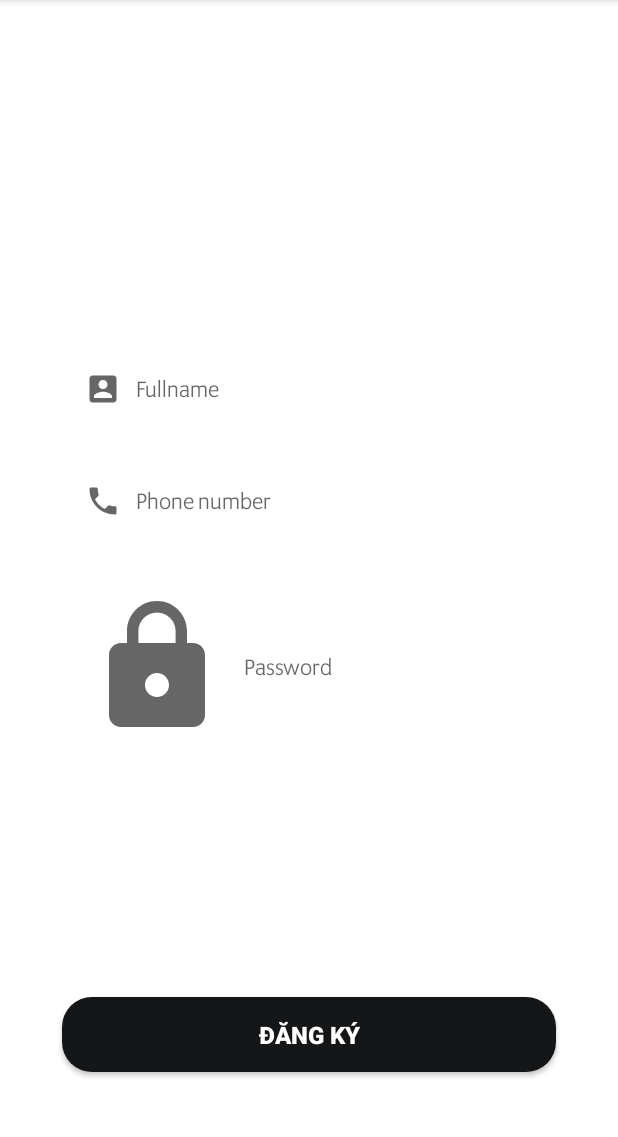
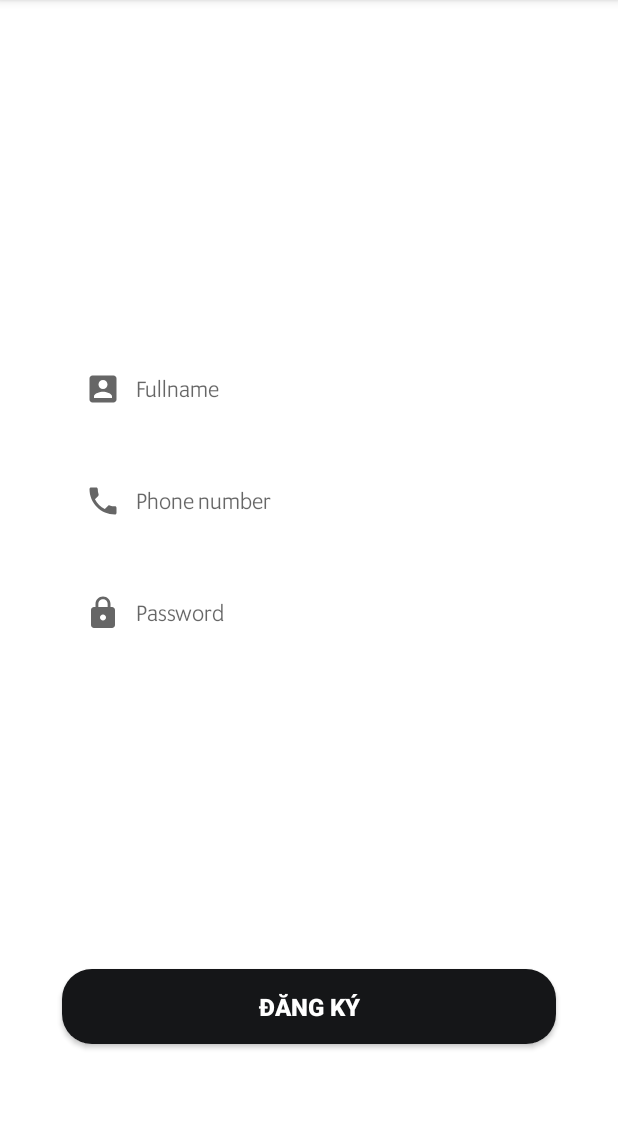
Before and after one commit to Jiyur/Project_Coffee, an Android app: the fragment SignupTabFragment shown on its own in the app's theme, on a phone screen of 412 x 824 dp, the part 84-1221 px from its top. Run offline under Robolectric (Android 15) with nearby library versions, the phone set to English and light mode, and no system bars; our stand-ins replace Firebase (no records; nobody signed in at launch, a user with empty details on screens opened directly).

Commit message:
icon fixing

```diff
--- a/app/src/main/java/com/example/project_login/Activities/LoginSignup/LoginActivity.java
+++ b/app/src/main/java/com/example/project_login/Activities/LoginSignup/LoginActivity.java
@@ -27,9 +27,7 @@ public class LoginActivity extends AppCompatActivity {
         //Binding View
         tabLayout=findViewById(R.id.tab_layout);
         viewPager=findViewById(R.id.view_pager);
-//        fb=findViewById(R.id.fab_facebook);
-//        twitter=findViewById(R.id.fab_twitter);
-//        google=findViewById(R.id.fab_google);
+//
 
         tabLayout.setTabGravity(TabLayout.GRAVITY_FILL);
 
--- a/app/src/main/java/com/example/project_login/Activities/LoginSignup/VerifyOTPActivity.java
+++ b/app/src/main/java/com/example/project_login/Activities/LoginSignup/VerifyOTPActivity.java
@@ -72,7 +72,7 @@ public class VerifyOTPActivity extends AppCompatActivity {
 
                 if(verificationId!=null){
                     buttonVerify.setVisibility(View.INVISIBLE);
-                    PhoneAuthCredential phoneAuthCredential= PhoneAuthProvider.getCredential(
+                    PhoneAuthCredential phoneAuthCredential=PhoneAuthProvider.getCredential(
                             verificationId,
                             code
                     );
--- a/app/src/main/res/layout/login_tab_fragment.xml
+++ b/app/src/main/res/layout/login_tab_fragment.xml
@@ -36,6 +36,7 @@
         android:backgroundTint="@color/white"
         android:layout_height="wrap_content"
         android:hint="Password"
+        android:inputType="textPassword"
         android:letterSpacing="0.03"
         android:textSize="16sp"
         android:fontFamily="@font/otk"
--- a/app/src/main/res/layout/signup_tab_fragment.xml
+++ b/app/src/main/res/layout/signup_tab_fragment.xml
@@ -58,7 +58,7 @@
     <EditText
         android:inputType="textPassword"
         android:drawablePadding="10dp"
-        android:drawableLeft="@drawable/general_lock_icon"
+        android:drawableLeft="@drawable/lock_24"
         android:id="@+id/password"
         android:layout_width="0dp"
         android:layout_height="wrap_content"
```
